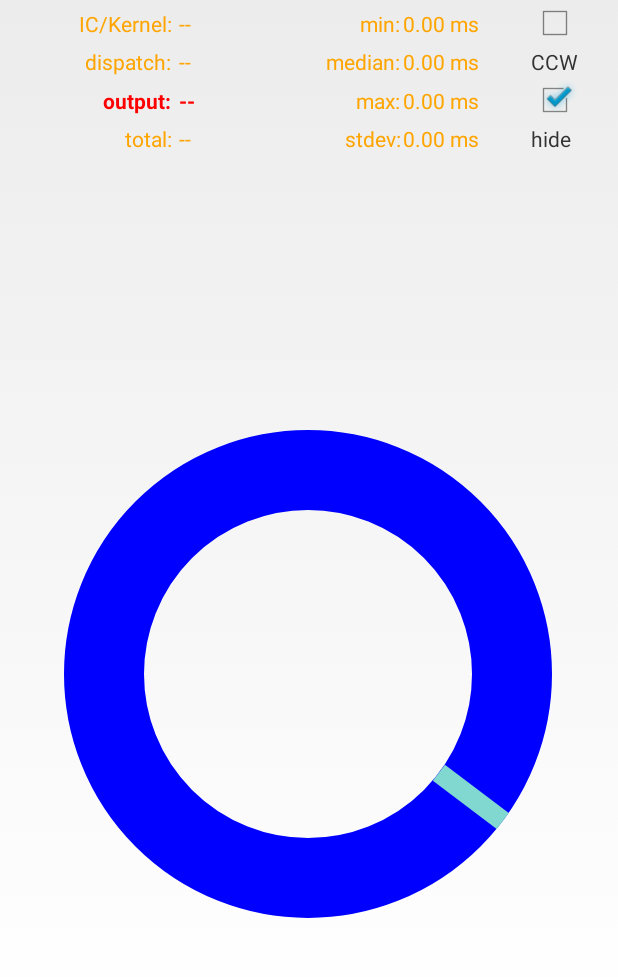
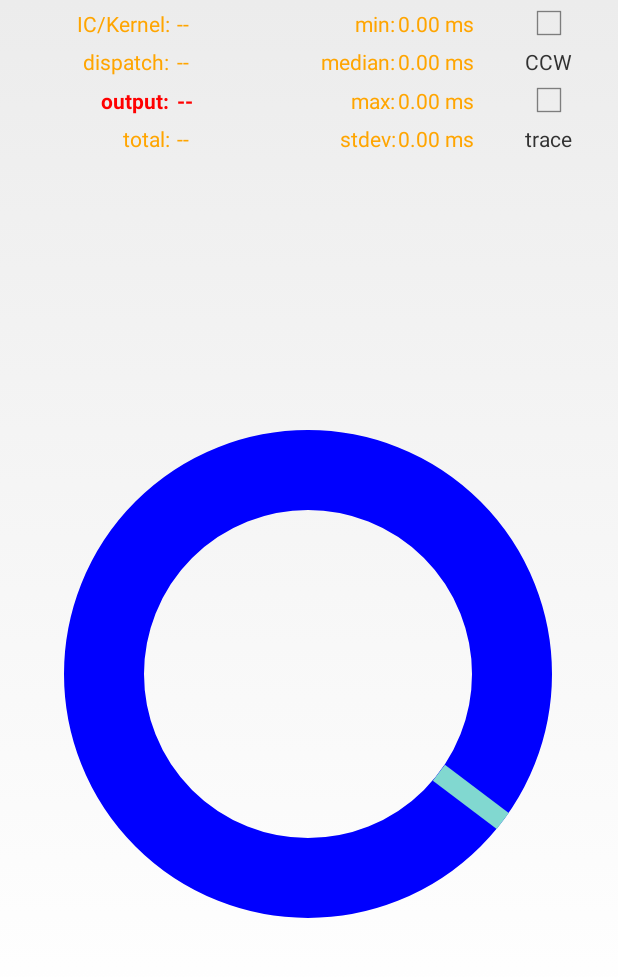
Before and after one commit to Ellyjoy11/latencymeterstudio, an Android app: the screen it shows after launch (MainActivity), on a phone screen of 412 x 824 dp, the part 214-1191 px from its top. Run offline under Robolectric (Android 15) with nearby library versions, the phone set to English and light mode, and no system bars.

Commit message:
hide option renamed to trace

```diff
--- a/app/src/main/java/com/elena/latencymeter/MainActivity.java
+++ b/app/src/main/java/com/elena/latencymeter/MainActivity.java
@@ -71,9 +71,9 @@ public class MainActivity extends Activity {
 
 		mCheckBox2 = (CheckBox) findViewById(R.id.checkBox2);
 		if (mCheckBox2.isChecked()) {
+			showSector = true;
+		} else {
 			showSector = false;
-		} else {
-			showSector = true;
 		}
 
 		speedBar = (SeekBar) findViewById(R.id.speedBar);
@@ -229,9 +229,9 @@ public class MainActivity extends Activity {
 
 	public void boxHideClicked(View view) {
 		if (mCheckBox2.isChecked()) {
+			showSector = true;
+		} else {
 			showSector = false;
-		} else {
-			showSector = true;
 		}
 		//Log.d(TAG, "show sector: " + showSector);
 
--- a/app/src/main/res/layout/activity_main.xml
+++ b/app/src/main/res/layout/activity_main.xml
@@ -97,7 +97,7 @@
             android:id="@+id/checkBox"
             android:layout_width="0dp"
             android:layout_height="wrap_content"
-            android:layout_weight="1"
+            android:layout_weight="1.1"
             android:onClick="boxClicked"
             android:paddingRight="4.0dip" />
 
@@ -146,7 +146,7 @@
             android:id="@+id/revText"
             android:layout_width="0dp"
             android:layout_height="wrap_content"
-            android:layout_weight="1"
+            android:layout_weight="1.1"
             android:text="@string/reverse" />
 
     </LinearLayout>
@@ -194,9 +194,9 @@
             android:id="@+id/checkBox2"
             android:layout_width="0dp"
             android:layout_height="wrap_content"
-            android:layout_weight="1"
+            android:layout_weight="1.1"
             android:onClick="boxHideClicked"
-            android:checked="true"
+            android:checked="false"
             android:paddingRight="4.0dip" />
 
     </LinearLayout>
@@ -244,8 +244,8 @@
             android:id="@+id/hideText"
             android:layout_width="0dp"
             android:layout_height="wrap_content"
-            android:layout_weight="1"
-            android:text="@string/hide" />
+            android:layout_weight="1.1"
+            android:text="@string/trace" />
 
     </LinearLayout>
 
--- a/app/src/main/res/values/strings.xml
+++ b/app/src/main/res/values/strings.xml
@@ -6,7 +6,7 @@
     <string name="action_settings">Settings</string>
     <string name="about">About</string>
     <string name="reverse">CCW</string>
-    <string name="hide">hide</string>
+    <string name="trace">trace</string>
     <string name="latency">latency:</string>
     <string name="ic">IC/Kernel:</string>
     <string name="disp">dispatch:</string>
```
Also changed, not shown: 9 other files.
